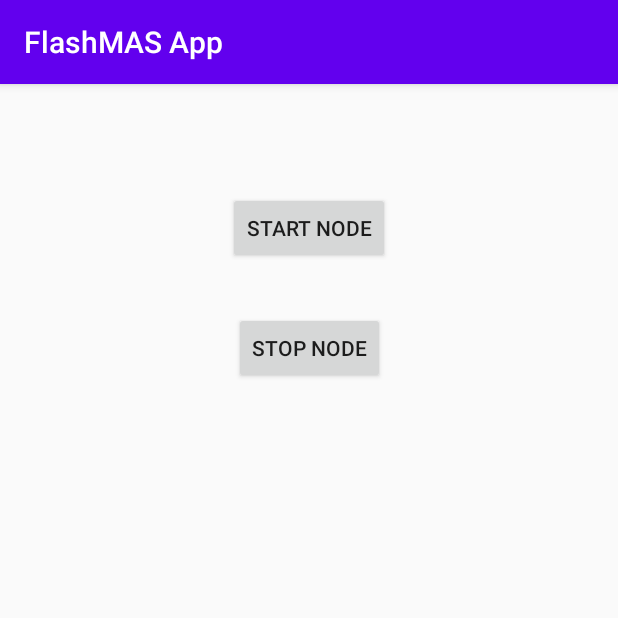
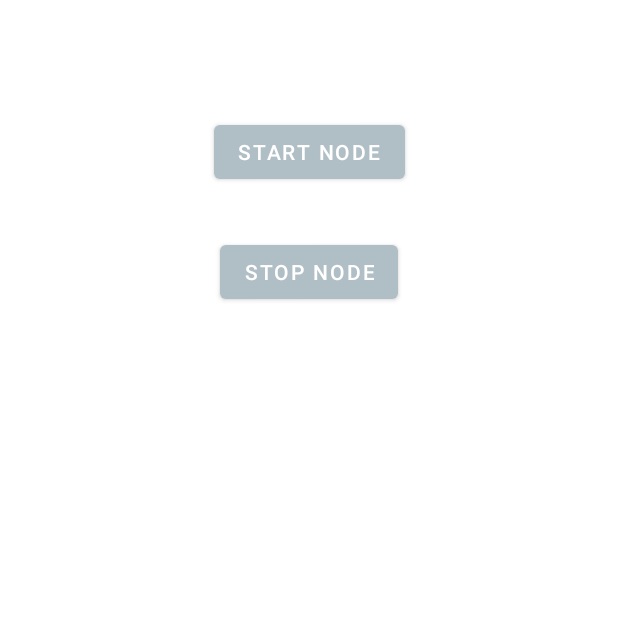
Before and after one commit to andreiolaru-ro/FLASH-MAS, an Android app: the screen it shows after launch (MainActivity), on a phone screen of 412 x 824 dp, the top half of it. Run offline under Robolectric (Android 15) with nearby library versions, the phone set to English and light mode, and no system bars; libraries missing offline, so code that uses them is left out: net.xqhs.flash, net.xqhs.util; 3 statements that could not run were skipped.

Commit message:
Add MaterialComponents and change app theme colors

```diff
--- a/src-deployment/android-deployment/app/build.gradle
+++ b/src-deployment/android-deployment/app/build.gradle
@@ -25,6 +25,9 @@ dependencies {
     implementation 'androidx.constraintlayout:constraintlayout:1.1.3'
     implementation 'androidx.recyclerview:recyclerview:1.1.0'
 
+    // Material Design
+    implementation 'com.google.android.material:material:1.1.0'
+
 
     // Testing
     testImplementation 'junit:junit:4.12'
--- a/src-deployment/android-deployment/app/src/main/AndroidManifest.xml
+++ b/src-deployment/android-deployment/app/src/main/AndroidManifest.xml
@@ -15,7 +15,7 @@
         android:label="@string/app_name"
         android:roundIcon="@mipmap/ic_launcher_round"
         android:supportsRtl="true"
-        android:theme="@style/AppTheme"
+        android:theme="@style/FlashMaterialTheme"
         tools:ignore="GoogleAppIndexingWarning">
 
         <activity android:name=".MainActivity">
--- a/src-deployment/android-deployment/app/src/main/res/values/colors.xml
+++ b/src-deployment/android-deployment/app/src/main/res/values/colors.xml
@@ -1,6 +1,7 @@
 <?xml version="1.0" encoding="utf-8"?>
 <resources>
-    <color name="colorPrimary">#6200EE</color>
-    <color name="colorPrimaryDark">#3700B3</color>
-    <color name="colorAccent">#03DAC5</color>
+    <color name="colorPrimary">#b0bec5</color>
+    <color name="colorPrimaryDark">#808e95</color>
+    <color name="colorPrimaryLight">#e2f1f8</color>
+    <color name="colorAccent">#80cbc4</color>
 </resources>
--- a/src-deployment/android-deployment/app/src/main/res/values/styles.xml
+++ b/src-deployment/android-deployment/app/src/main/res/values/styles.xml
@@ -1,8 +1,7 @@
 <resources>
 
     <!-- Base application theme. -->
-    <style name="AppTheme" parent="Theme.AppCompat.Light.DarkActionBar">
-        <!-- Customize your theme here. -->
+    <style name="FlashMaterialTheme" parent="Theme.MaterialComponents.DayNight.NoActionBar">
         <item name="colorPrimary">@color/colorPrimary</item>
         <item name="colorPrimaryDark">@color/colorPrimaryDark</item>
         <item name="colorAccent">@color/colorAccent</item>
```
